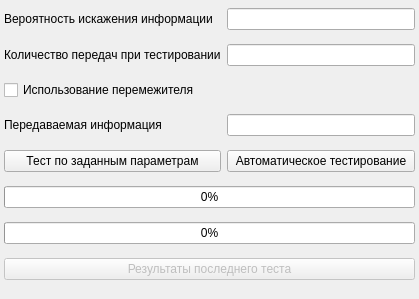
The window that src/GUI/UI/test_simple_coder.ui (Banifest/Codding) describes before a commit, drawn with Qt 5.
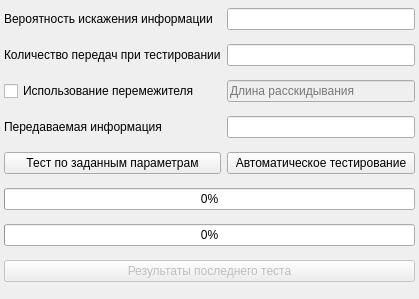
The same window after the commit. Icons and pictures are not drawn.

Commit message: checkpoint create Cascade coder test

```diff
--- a/src/GUI/UI/test_simple_coder.ui
+++ b/src/GUI/UI/test_simple_coder.ui
@@ -112,6 +112,16 @@
                         </property>
                     </widget>
                 </item>
+                <item row="2" column="1">
+                    <widget class="QLineEdit" name="first_length_text_box">
+                        <property name="enabled">
+                            <bool>false</bool>
+                        </property>
+                        <property name="placeholderText">
+                            <string>Длина расскидывания</string>
+                        </property>
+                    </widget>
+                </item>
             </layout>
         </widget>
     </widget>
```
Left out of the diff: 2 changed lines with no effect on the pictures. The commit also changes 15 other files.
